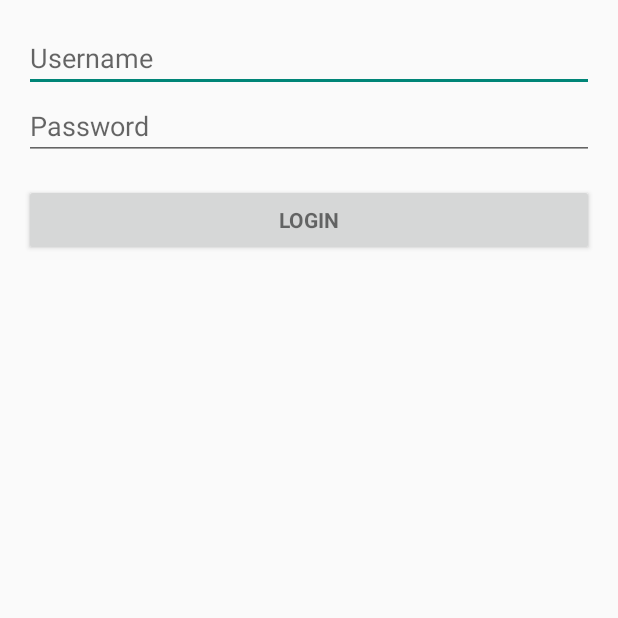
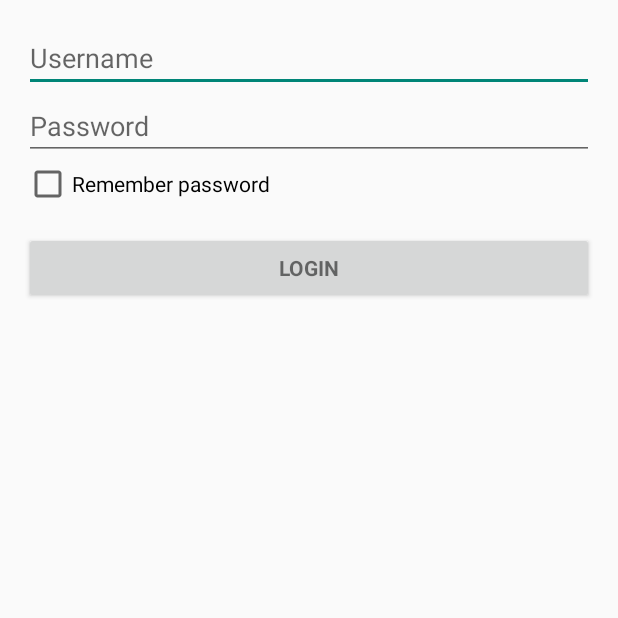
Before and after one commit to dbarelop/BuddyPair-android, an Android app: the screen it shows after launch (LoginActivity), on a phone screen of 412 x 824 dp, the top half of it. Run offline under Robolectric (Android 15) with nearby library versions, the phone set to English and light mode, and no system bars.

Commit message:
Implemented remembering login information

```diff
--- a/app/src/main/java/org/aegee_zaragoza/buddypair/activity/LoginActivity.java
+++ b/app/src/main/java/org/aegee_zaragoza/buddypair/activity/LoginActivity.java
@@ -1,14 +1,14 @@
 package org.aegee_zaragoza.buddypair.activity;
 
 import android.content.Intent;
+import android.content.SharedPreferences;
 import android.os.AsyncTask;
 import android.support.v7.app.AppCompatActivity;
 import android.os.Bundle;
 import android.text.TextUtils;
-import android.view.Menu;
-import android.view.MenuItem;
 import android.view.View;
 import android.widget.Button;
+import android.widget.CheckBox;
 import android.widget.EditText;
 
 import org.aegee_zaragoza.buddypair.R;
@@ -20,6 +20,7 @@ public class LoginActivity extends AppCompatActivity {
 
     private EditText usernameView;
     private EditText passwordView;
+    private CheckBox rememberPasswordCheckBox;
 
     @Override
     protected void onCreate(Bundle savedInstanceState) {
@@ -28,6 +29,15 @@ public class LoginActivity extends AppCompatActivity {
 
         usernameView = (EditText) findViewById(R.id.username);
         passwordView = (EditText) findViewById(R.id.password);
+        rememberPasswordCheckBox = (CheckBox) findViewById(R.id.remember_password);
+
+        SharedPreferences settings = getSharedPreferences("buddy_pair_prefs", 0);
+        boolean remember_password = settings.getBoolean("remember_password", false);
+        if (remember_password) {
+            usernameView.setText(settings.getString("username", ""));
+            passwordView.setText(settings.getString("password", ""));
+        }
+        rememberPasswordCheckBox.setChecked(remember_password);
 
         Button loginButton = (Button) findViewById(R.id.login_button);
         loginButton.setOnClickListener(new View.OnClickListener() {
@@ -43,6 +53,7 @@ public class LoginActivity extends AppCompatActivity {
 
         String username = usernameView.getText().toString();
         String password = passwordView.getText().toString();
+        boolean remember_password = rememberPasswordCheckBox.isChecked();
 
         View focusView = null;
         if (TextUtils.isEmpty(password)) {
@@ -56,7 +67,7 @@ public class LoginActivity extends AppCompatActivity {
         if (focusView != null) {
             focusView.requestFocus();
         } else {
-            loginTask = new UserLoginTask(username, password);
+            loginTask = new UserLoginTask(username, password, remember_password);
             loginTask.execute();
         }
     }
@@ -64,10 +75,12 @@ public class LoginActivity extends AppCompatActivity {
     public class UserLoginTask extends AsyncTask<Void, Void, Boolean> {
         private final String username;
         private final String password;
+        private final boolean remember_password;
 
-        UserLoginTask(String username, String password) {
+        public UserLoginTask(String username, String password, boolean remember_password) {
             this.username = username;
             this.password = password;
+            this.remember_password = remember_password;
         }
 
         @Override
@@ -77,6 +90,14 @@ public class LoginActivity extends AppCompatActivity {
 
         @Override
         protected void onPostExecute(final Boolean success) {
+            SharedPreferences settings = getSharedPreferences("buddy_pair_prefs", 0);
+            if (remember_password) {
+                settings.edit().putString("username", username).commit();
+                settings.edit().putString("password", password).commit();
+            } else {
+                settings.edit().clear().commit();
+            }
+            settings.edit().putBoolean("remember_password", remember_password).commit();
             if (success) {
                 startActivity(new Intent(LoginActivity.this, StudentListActivity.class));
             } else {
--- a/app/src/main/res/layout/activity_login.xml
+++ b/app/src/main/res/layout/activity_login.xml
@@ -37,6 +37,12 @@
                 android:maxLines="1"
                 android:singleLine="true" />
 
+            <CheckBox
+                android:id="@+id/remember_password"
+                android:layout_width="match_parent"
+                android:layout_height="wrap_content"
+                android:text="@string/remember_password" />
+
             <Button
                 android:id="@+id/login_button"
                 style="?android:textAppearanceSmall"
--- a/app/src/main/res/values/strings.xml
+++ b/app/src/main/res/values/strings.xml
@@ -11,4 +11,5 @@
 
     <string name="hello_world">Hello world!</string>
     <string name="action_search">Search</string>
+    <string name="remember_password">Remember password</string>
 </resources>
```
